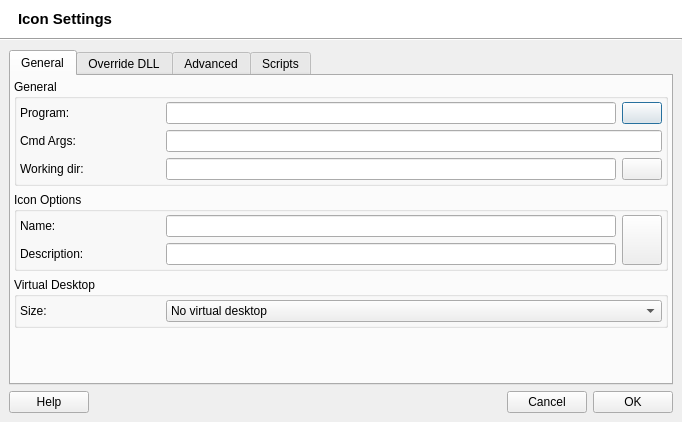
Before: the Qt Designer form src/q4wine-gui/uis/IconSettings.ui in brezerk/q4wine, drawn with Qt 5.
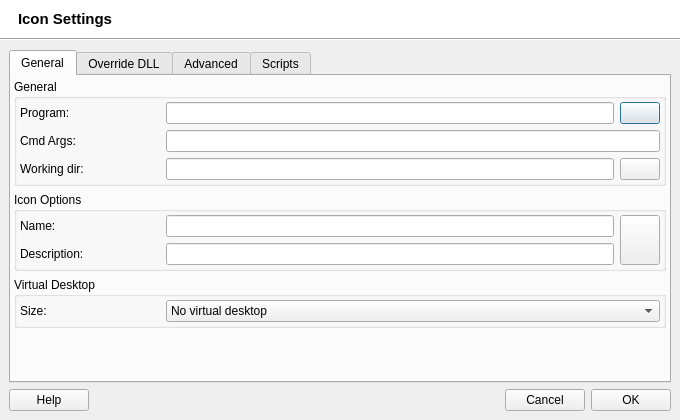
After: the same form once the commit is applied. Icons and pictures are not drawn.

The edit to the form file:
```diff
--- a/src/q4wine-gui/uis/IconSettings.ui
+++ b/src/q4wine-gui/uis/IconSettings.ui
@@ -9,8 +9,8 @@
    <rect>
     <x>0</x>
     <y>0</y>
-    <width>682</width>
-    <height>422</height>
+    <width>680</width>
+    <height>420</height>
    </rect>
   </property>
   <property name="windowTitle">
```
Left out of the diff: 20 changed lines with no effect on the pictures.
